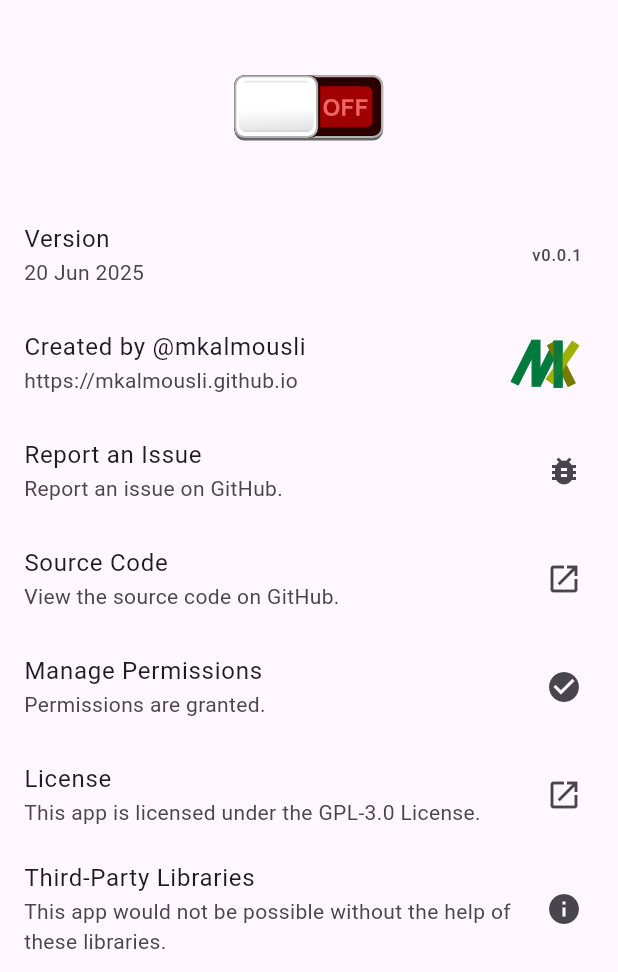
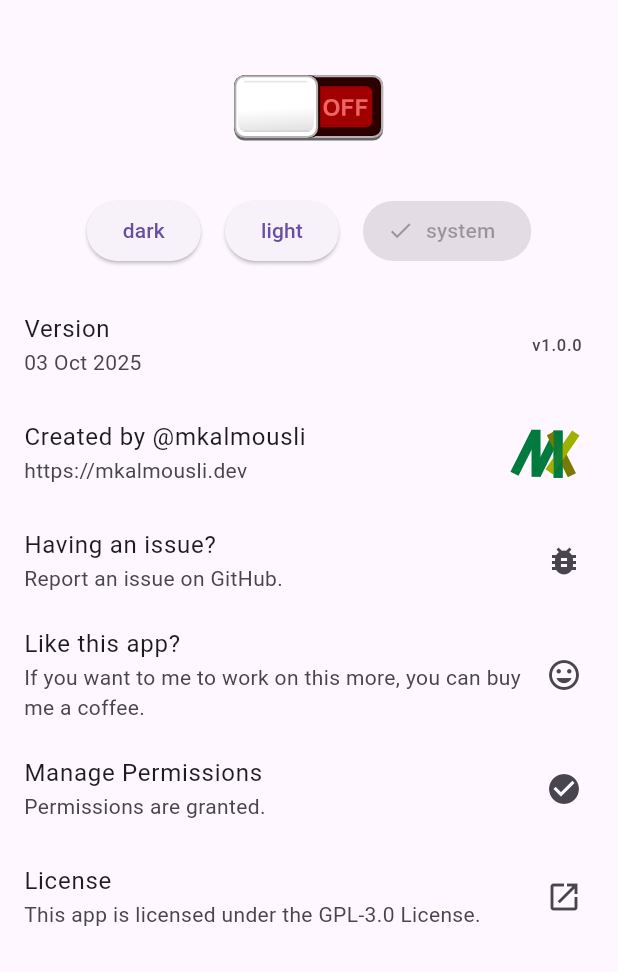
Before and after one commit to mkalmousli/FloatingVolume, a Flutter app: the screen it shows after launch, on a phone screen of 412 x 824 dp, the part 264-1236 px from its top. Run offline on Flutter 3.47's test engine with Material 3 defaults, Android fonts, the light colour scheme and no system bars; our stand-ins replace bloc, device_info_plus, flutter_bloc, flutter_svg, freezed_annotation, gap and 2 more; project files that could hold a hidden picture were left out.

Commit message:
feat: dark mode

```diff
--- a/lib/src/app.dart
+++ b/lib/src/app.dart
@@ -12,6 +12,10 @@
 import 'package:floating_volume/src/bloc/status/event.dart' as estatus;
 import 'package:floating_volume/src/bloc/status/state.dart' as sstatus;
 import 'package:device_info_plus/device_info_plus.dart';
+
+import 'package:floating_volume/src/bloc/theme/bloc.dart' as btheme;
+import 'package:floating_volume/src/bloc/theme/state.dart' as stheme;
+import 'package:floating_volume/src/bloc/theme/event.dart' as etheme;
 
 class FloatingVolumeApp extends StatelessWidget {
   const FloatingVolumeApp({super.key});
@@ -29,6 +33,9 @@
         create:
             (_) => bstatus.Bloc(sstatus.State())..add(estatus.Event.initialize),
       ),
+      BlocProvider(
+        create: (_) => btheme.Bloc()..add(etheme.Event.initialize()),
+      ),
     ],
     child: _FloatingVolumeAppView(),
   );
@@ -38,6 +45,15 @@
   const _FloatingVolumeAppView({super.key});
 
   @override
-  Widget build(BuildContext context) =>
-      MaterialApp(home: MaterialApp(home: HomeScreen()));
+  Widget build(BuildContext context) => BlocBuilder<btheme.Bloc, stheme.State>(
+    builder: (context, state) {
+      final themeData = switch (state.theme) {
+        stheme.Theme.dark => ThemeData.dark(),
+        stheme.Theme.light => ThemeData.light(),
+        stheme.Theme.system => null,
+      };
+
+      return MaterialApp(home: HomeScreen(), theme: themeData);
+    },
+  );
 }
--- /dev/null
+++ b/lib/src/bloc/theme/bloc.dart
@@ -0,0 +1,33 @@
+import 'package:bloc/bloc.dart' as a;
+import 'package:shared_preferences/shared_preferences.dart';
+
+import 'event.dart' as e;
+import 'state.dart' as s;
+
+class Bloc extends a.Bloc<e.Event, s.State> {
+  Bloc([s.State? initialState]) : super(initialState ?? s.State.unknown()) {
+    on<e.Initialize>((event, emit) async {
+      final theme = await _get();
+      emit(s.State.known(theme));
+    });
+
+    on<e.Change>((event, emit) async {
+      final newTheme = event.newTheme;
+      await _set(newTheme);
+      emit(s.State.known(newTheme));
+    });
+  }
+
+  static Future<s.Theme> _get() async {
+    final prefs = await SharedPreferences.getInstance();
+    final themeName = prefs.getString("theme");
+
+    return s.Theme.values.where((t) => t.name == themeName).firstOrNull ??
+        s.Theme.system;
+  }
+
+  static Future<void> _set(s.Theme newTheme) async {
+    final prefs = await SharedPreferences.getInstance();
+    await prefs.setString("theme", newTheme.name);
+  }
+}
--- /dev/null
+++ b/lib/src/bloc/theme/event.dart
@@ -0,0 +1,11 @@
+import 'package:freezed_annotation/freezed_annotation.dart';
+import 'state.dart' as s;
+
+part 'event.freezed.dart';
+
+@freezed
+sealed class Event with _$Event {
+  const Event._();
+  factory Event.initialize() = Initialize;
+  factory Event.change(s.Theme newTheme) = Change;
+}
--- /dev/null
+++ b/lib/src/bloc/theme/state.dart
@@ -0,0 +1,18 @@
+import 'package:freezed_annotation/freezed_annotation.dart';
+part 'state.freezed.dart';
+
+enum Operation { none, enabling, disabling }
+
+enum Theme { dark, light, system }
+
+@freezed
+sealed class State with _$State {
+  const State._();
+  factory State.unknown() = Unknown;
+  factory State.known(Theme theme) = Known;
+
+  Theme get theme => switch (this) {
+    Unknown() => Theme.system,
+    Known v => v.theme,
+  };
+}
--- a/lib/src/screens/home.dart
+++ b/lib/src/screens/home.dart
@@ -18,6 +18,10 @@
     as epermissions;
 import 'package:floating_volume/src/bloc/permissions/state.dart'
     as spermissions;
+
+import 'package:floating_volume/src/bloc/theme/bloc.dart' as btheme;
+import 'package:floating_volume/src/bloc/theme/state.dart' as stheme;
+import 'package:floating_volume/src/bloc/theme/event.dart' as etheme;
 
 class HomeScreen extends StatelessWidget {
   const HomeScreen({super.key});
@@ -66,27 +70,58 @@
               },
             ),
 
-            Gap(40),
+            Gap(20),
+
+            BlocBuilder<btheme.Bloc, stheme.State>(
+              builder: (context, state) {
+                return Padding(
+                  padding: const EdgeInsets.all(8.0),
+                  child: Row(
+                    crossAxisAlignment: CrossAxisAlignment.center,
+                    mainAxisAlignment: MainAxisAlignment.center,
+                    children: [
+                      ...stheme.Theme.values.map((t) {
+                        final isSelected = state.theme == t;
+
+                        return Padding(
+                          padding: const EdgeInsets.all(8.0),
+                          child: ElevatedButton.icon(
+                            icon: isSelected ? Icon(Icons.check) : null,
+                            onPressed:
+                                state.theme == t
+                                    ? null
+                                    : () => context.read<btheme.Bloc>().add(
+                                      etheme.Change(t),
+                                    ),
+                            label: Text(t.name),
+                          ),
+                        );
+                      }),
+                    ],
+                  ),
+                );
+              },
+            ),
 
             ListTile(
               title: const Text("Version"),
-              trailing: Text("v0.0.1"),
-              subtitle: Text("20 Jun 2025"),
+              trailing: Text("v1.0.0"),
+              subtitle: Text("03 Oct 2025"),
             ),
             ListTile(
               title: const Text("Created by @mkalmousli"),
-              subtitle: const Text("https://mkalmousli.github.io"),
+              subtitle: const Text("https://mkalmousli.dev"),
               trailing: SvgPicture.asset("images/mk.svg"),
               onTap: () async {
                 await launchUrlString(
-                  "https://mkalmousli.github.io",
+                  "https://mkalmousli.dev",
                   mode: LaunchMode.externalApplication,
                 );
               },
             ),
 
             ListTile(
-              title: const Text("Report an Issue"),
+              title: const Text("Having an issue?"),
               subtitle: const Text("Report an issue on GitHub."),
               trailing: Icon(Icons.bug_report),
               onTap: () async {
@@ -97,16 +132,19 @@
               },
             ),
             ListTile(
-              title: const Text("Source Code"),
-              subtitle: const Text("View the source code on GitHub."),
-              trailing: Icon(Icons.open_in_new),
+              title: const Text("Like this app?"),
+              subtitle: const Text(
+                "If you want to me to work on this more, you can buy me a coffee.",
+              ),
+              trailing: Icon(Icons.tag_faces),
               onTap: () async {
                 await launchUrlString(
-                  "https://github.com/mkalmousli/FloatingVolume",
+                  "https://www.ko-fi.com/mkalmousli",
                   mode: LaunchMode.externalApplication,
                 );
               },
             ),
+
             BlocBuilder<bpermissions.Bloc, spermissions.State>(
               builder: (context, state) {
                 final Widget trailing;
@@ -155,6 +193,17 @@
               },
             ),
             ListTile(
+              title: const Text("Source Code"),
+              subtitle: const Text("View the source code on GitHub."),
+              trailing: Icon(Icons.open_in_new),
+              onTap: () async {
+                await launchUrlString(
+                  "https://github.com/mkalmousli/FloatingVolume",
+                  mode: LaunchMode.externalApplication,
+                );
+              },
+            ),
+            ListTile(
               title: const Text("Third-Party Libraries"),
               subtitle: const Text(
                 "This app would not be possible without the help of these libraries.",
--- a/pubspec.yaml
+++ b/pubspec.yaml
@@ -30,6 +30,9 @@
 
   url_launcher:
 
+  shared_preferences:
+  rx_shared_preferences: ^4.0.0
+
 
 dev_dependencies:
   pigeon:
```
Also changed, not shown: lib/src/bloc/theme/event.freezed.dart (added), lib/src/bloc/theme/state.freezed.dart (added), pubspec.lock.
